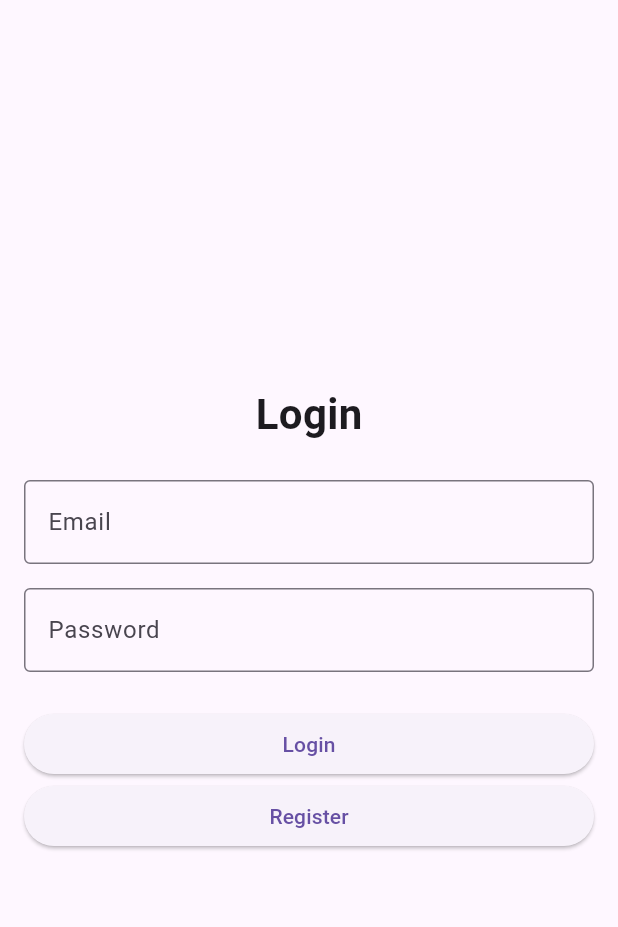
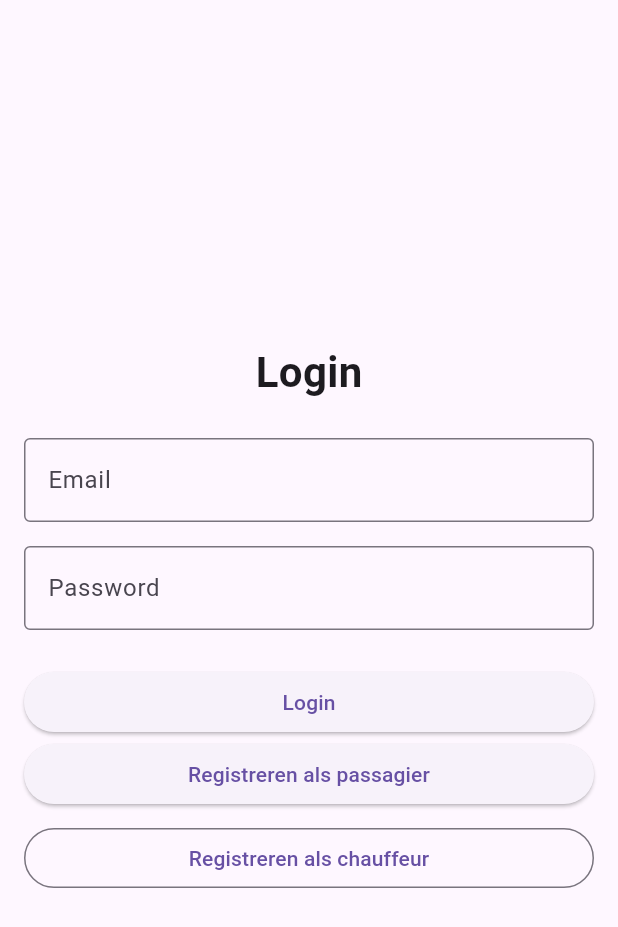
Before and after one commit to Thacode19/taxi-app-flutter, a Flutter app: the screen it shows after launch, on a phone screen of 412 x 824 dp. Shown: the top 927 px of the screen. Run offline on Flutter 3.47's test engine with Material 3 defaults, Android fonts, the phone set to English and light mode, and no system bars; our stand-ins replace cloud_firestore, firebase_auth, firebase_core, flutter_map, geolocator, latlong2; accounts and stored records are empty.

Commit message:
Fix: driver registration was unreachable, admin dashboard hid errors
- LoginScreen only linked to the passenger RegisterScreen; there was
  no way to reach DriverRegisterScreen from the UI at all, so every
  signup became a passenger. Added a second 'Registreren als
  chauffeur' button that opens DriverRegisterScreen.
- AdminDashboard's StreamBuilder didn't handle snapshot.hasError, so
  a failed query (bad rules, missing index, wrong role field, etc.)
  showed an infinite spinner instead of the actual error. Now shows
  the Firestore error message directly so it's diagnosable.

```diff
--- a/lib/features/auth/login_screen.dart
+++ b/lib/features/auth/login_screen.dart
@@ -1,6 +1,7 @@
 import 'package:flutter/material.dart';
 import '../../services/auth_service.dart';
 import './register_screen.dart';
+import '../driver/driver_register_screen.dart';
 
 class LoginScreen extends StatefulWidget {
   const LoginScreen({super.key});
@@ -102,7 +103,22 @@ class _LoginScreenState extends State<LoginScreen> {
                       ),
                     );
                   },
-                  child: const Text("Register"),
+                  child: const Text("Registreren als passagier"),
+                ),
+              ),
+              const SizedBox(height: 8),
+              SizedBox(
+                width: double.infinity,
+                child: OutlinedButton(
+                  onPressed: () {
+                    Navigator.push(
+                      context,
+                      MaterialPageRoute(
+                        builder: (context) => const DriverRegisterScreen(),
+                      ),
+                    );
+                  },
+                  child: const Text("Registreren als chauffeur"),
                 ),
               ),
             ],
```
Also changed, not shown: lib/features/admin/dashboard_stub.dart (+13 -0 lines).
